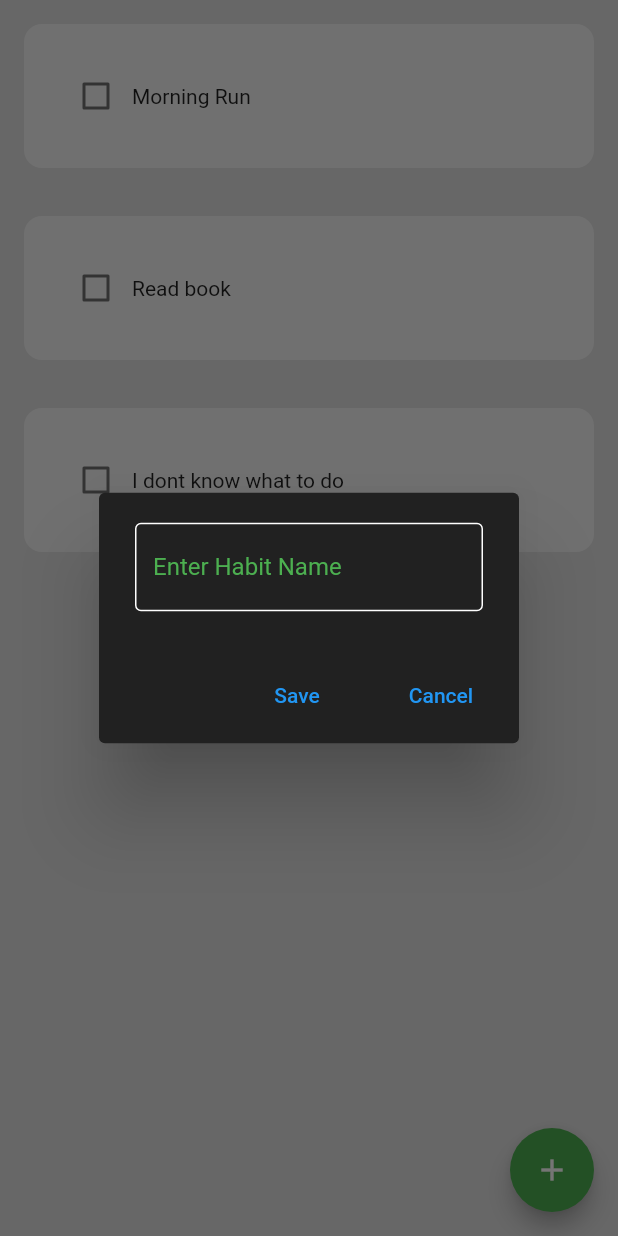
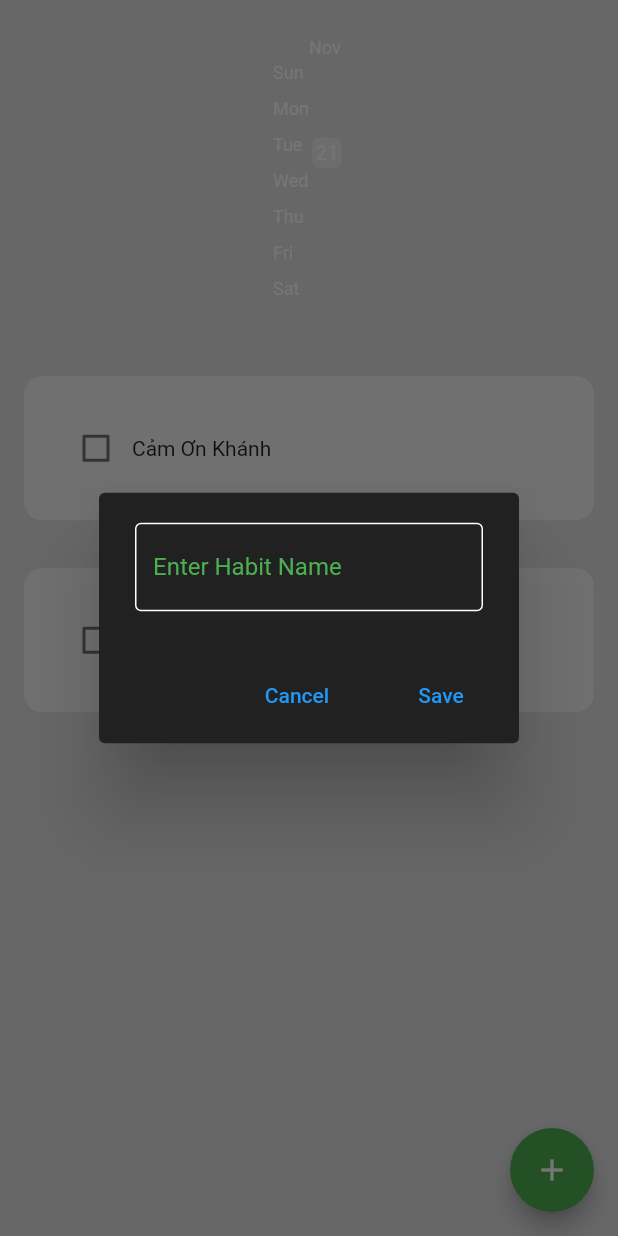
Before and after one commit to playmaker-1103/miniapp, a Flutter app: the screen it shows after launch, after a tap on the "add" icon, on a phone screen of 412 x 824 dp. Run offline on Flutter 3.47's test engine with Material 2 defaults, Android fonts, the phone set to English and light mode, and no system bars; drawn by our look-alikes of flutter_heatmap_calendar, flutter_slidable; our stand-ins replace google_fonts, hive_flutter, shared_preferences; accounts and stored records are empty.

Commit message:
almost finish

```diff
--- /dev/null
+++ b/habit_tracker/lib/components/month_summary.dart
@@ -0,0 +1,47 @@
+import 'package:flutter/material.dart';
+import 'package:flutter_heatmap_calendar/flutter_heatmap_calendar.dart';
+import 'package:habit_tracker/datetime/date_time.dart';
+
+class MonthlySummary extends StatelessWidget {
+  final Map<DateTime, int>? datasets;
+  final String startDate;
+  const MonthlySummary({
+    super.key,
+    required this.datasets,
+    required this.startDate,
+  });
+
+  @override
+  Widget build(BuildContext context) {
+    return Container(
+      padding: const EdgeInsets.only(top: 25, bottom: 25),
+      child: HeatMap(
+        startDate: createDateTimeObject(startDate),
+        endDate: DateTime.now().add(Duration(days: 0)),
+        datasets: datasets,
+        colorMode: ColorMode.color,
+        defaultColor: Colors.grey[200],
+        textColor: Colors.white,
+        showColorTip: false,
+        showText: true,
+        scrollable: true,
+        colorsets: {
+          1: Color.fromARGB(20, 2, 179, 8),
+          2: Color.fromARGB(40, 2, 179, 8),
+          3: Color.fromARGB(60, 2, 179, 8),
+          4: Color.fromARGB(80, 2, 179, 8),
+          5: Color.fromARGB(100, 2, 179, 8),
+          6: Color.fromARGB(120, 2, 179, 8),
+          7: Color.fromARGB(150, 2, 179, 8),
+          8: Color.fromARGB(180, 2, 179, 8),
+          9: Color.fromARGB(220, 2, 179, 8),
+          10: Color.fromARGB(255, 2, 179, 8),
+        },
+        onClick: (value) {
+          ScaffoldMessenger.of(context)
+              .showSnackBar(SnackBar(content: Text(value.toString())));
+        },
+      ),
+    );
+  }
+}
--- a/habit_tracker/lib/components/my_alert_box.dart
+++ b/habit_tracker/lib/components/my_alert_box.dart
@@ -33,16 +33,16 @@ class MyAlertBox extends StatelessWidget {
       ),
       actions: [
         MaterialButton(
-          onPressed: onSave,
+          onPressed: onCancel,
           child: Text(
-            "Save",
+            "Cancel",
             style: TextStyle(color: Colors.blue),
           ),
         ),
         MaterialButton(
-          onPressed: onCancel,
+          onPressed: onSave,
           child: Text(
-            "Cancel",
+            "Save",
             style: TextStyle(color: Colors.blue),
           ),
         ),
--- /dev/null
+++ b/habit_tracker/lib/data/habit_database.dart
@@ -0,0 +1,86 @@
+//reference our box
+import 'package:habit_tracker/datetime/date_time.dart';
+import 'package:hive_flutter/hive_flutter.dart';
+
+final _myBox = Hive.box("Habit_Database");
+
+class HabitDatabase {
+  List todaysHabitList = [];
+  Map<DateTime, int> heatMapDataSet = {};
+
+  //create initial default data
+  void createDefaultData() {
+    todaysHabitList = [
+      ["Cảm Ơn Khánh", false],
+      ["Vì Đã Làm Chuột Bạch Cho Đạt", false],
+    ];
+    _myBox.put("START_DATE", todaysDateFormatted());
+  }
+
+  //load data if it already exist
+  void loadData() {
+    //if it's a new day, get habit list from database
+    if (_myBox.get(todaysDateFormatted()) == null) {
+      todaysHabitList = _myBox.get("CURRENT_HABIT_LIST");
+      //set all habit completed to false
+      for (int i = 0; i < todaysHabitList.length; i++) {
+        todaysHabitList[i][1] = false;
+      }
+    }
+    //if it's not a new day, load todays list
+    else {
+      todaysHabitList = _myBox.get(todaysDateFormatted());
+    }
+  }
+
+  //update database
+  void updateDatabase() {
+    //update todays entry
+    _myBox.put(todaysDateFormatted(), todaysHabitList);
+    //update universal habit list in case it changed
+    _myBox.put("CURRENT_HABIT_LIST", todaysHabitList);
+
+    //calculate habit complete percentages for each day
+    calculatePercentages();
+    //load heat map
+    loadHeatMap();
+  }
+
+  void calculatePercentages() {
+    int countCompleted = 0;
+    for (int i = 0; i < todaysHabitList.length; i++) {
+      if (todaysHabitList[i][1] == true) {
+        countCompleted++;
+      }
+    }
+
+    String percent = todaysHabitList.isEmpty
+        ? '0.0'
+        : (countCompleted / todaysHabitList.length).toStringAsFixed(1);
+    _myBox.put("PERCENTAGE_SUMMARY_${todaysDateFormatted()}", percent);
+  }
+
+  void loadHeatMap() {
+    DateTime startDate = createDateTimeObject(_myBox.get("START_DATE"));
+    int daysInBetween = DateTime.now().difference(startDate).inDays;
+    for (int i = 0; i < daysInBetween + 1; i++) {
+      String yyyymmdd =
+          convertDateTimeToString(startDate.add(Duration(days: i)));
+
+      double strengthAsPercent = double.parse(
+        _myBox.get("PERCENTAGE_SUMMARY_$yyyymmdd") ?? "0.0",
+      );
+      int year = startDate.add(Duration(days: i)).year;
+
+      int month = startDate.add(Duration(days: i)).month;
+
+      int day = startDate.add(Duration(days: i)).day;
+
+      final percentForEachDay = <DateTime, int>{
+        DateTime(year, month, day): (10 * strengthAsPercent).toInt(),
+      };
+      heatMapDataSet.addEntries(percentForEachDay.entries);
+      print(heatMapDataSet);
+    }
+  }
+}
--- /dev/null
+++ b/habit_tracker/lib/datetime/date_time.dart
@@ -0,0 +1,45 @@
+String todaysDateFormatted() {
+  //today
+  var dateTimeObject = DateTime.now();
+
+  String year = dateTimeObject.year.toString();
+
+  String month = dateTimeObject.month.toString();
+
+  if (month.length == 1) {
+    month = '0$month';
+  }
+
+  String day = dateTimeObject.day.toString();
+  if (day.length == 1) {
+    day = '0$day';
+  }
+
+  String yyyymmdd = year + month + day;
+
+  return yyyymmdd;
+}
+
+DateTime createDateTimeObject(String yyyymmdd) {
+  int yyyy = int.parse(yyyymmdd.substring(0, 4));
+  int mm = int.parse(yyyymmdd.substring(4, 6));
+  int dd = int.parse(yyyymmdd.substring(6, 8));
+
+  DateTime dateTimeObject = DateTime(yyyy, mm, dd);
+  return dateTimeObject;
+}
+
+String convertDateTimeToString(DateTime dateTime) {
+  String year = dateTime.year.toString();
+  String month = dateTime.month.toString();
+  if (month.length == 1) {
+    month = '0$month';
+  }
+
+  String day = dateTime.day.toString();
+  if (day.length == 1) {
+    day = '0$day';
+  }
+  String yyyymmdd = year + month + day;
+  return yyyymmdd;
+}
--- a/habit_tracker/lib/main.dart
+++ b/habit_tracker/lib/main.dart
@@ -1,7 +1,13 @@
 import 'package:flutter/material.dart';
 import 'package:habit_tracker/pages/home_page.dart';
+import 'package:hive_flutter/hive_flutter.dart';
 
-void main() {
+void main() async {
+  //initialize hive
+  await Hive.initFlutter();
+
+  //open a box
+  await Hive.openBox("Habit_Database");
   runApp(const MyApp());
 }
 
--- a/habit_tracker/lib/pages/home_page.dart
+++ b/habit_tracker/lib/pages/home_page.dart
@@ -1,7 +1,10 @@
 import 'package:flutter/material.dart';
 import 'package:habit_tracker/components/habit_tile.dart';
+import 'package:habit_tracker/components/month_summary.dart';
 import 'package:habit_tracker/components/my_fab.dart';
 import 'package:habit_tracker/components/my_alert_box.dart';
+import 'package:habit_tracker/data/habit_database.dart';
+import 'package:hive_flutter/hive_flutter.dart';
 
 class HomePage extends StatefulWidget {
   const HomePage({super.key});
@@ -11,19 +14,33 @@ class HomePage extends StatefulWidget {
 }
 
 class _HomePageState extends State<HomePage> {
-  //data structure for todays list
-  List todaysHabitList = [
-    // [ habitName, habitCompleted]
-    ["Morning Run", false],
-    ["Read book", false],
-    ["I dont know what to do ", false],
-  ];
+  HabitDatabase db = HabitDatabase();
+  final _myBox = Hive.box("Habit_Database");
+
+  @override
+  void initState() {
+    //if there is no current habit, then it is the first time ever
+    //then create default data
+    if (_myBox.get("CURRENT_HABIT_LIST") == null) {
+      db.createDefaultData();
+    }
+
+    //this is not the first time(existing data)
+    else {
+      db.loadData();
+    }
+
+    //update the database
+    db.updateDatabase();
+    super.initState();
+  }
 
   //checkbox was tapped
   void checkBoxTapped(bool? value, int index) {
     setState(() {
-      todaysHabitList[index][1] = value;
+      db.todaysHabitList[index][1] = value;
     });
+    db.updateDatabase();
   }
 
   //create new habit
@@ -47,12 +64,14 @@ class _HomePageState extends State<HomePage> {
   void saveNewHabit() {
     //add new habit to todays habit list
     setState(() {
-      todaysHabitList.add([_newHabitNameController.text, false]);
+      db.todaysHabitList.add([_newHabitNameController.text, false]);
     });
     //clear text field
     _newHabitNameController.clear();
     //pop dialog box
     Navigator.of(context).pop();
+
+    db.updateDatabase();
   }
 
   //cancel new habit
@@ -69,7 +88,7 @@ class _HomePageState extends State<HomePage> {
         builder: (context) {
           return MyAlertBox(
             controller: _newHabitNameController,
-            hintText: todaysHabitList[index][0],
+            hintText: db.todaysHabitList[index][0],
             onSave: () => saveExistingHabit(index),
             onCancel: cancelDialogBox,
           );
@@ -79,17 +98,20 @@ class _HomePageState extends State<HomePage> {
   //save existing habit with a new name
   void saveExistingHabit(int index) {
     setState(() {
-      todaysHabitList[index][0] = _newHabitNameController.text;
+      db.todaysHabitList[index][0] = _newHabitNameController.text;
     });
     _newHabitNameController.clear();
     Navigator.pop(context);
+
+    db.updateDatabase();
   }
 
   //delete habit
   void deleteHabit(int index) {
     setState(() {
-      todaysHabitList.removeAt(index);
+      db.todaysHabitList.removeAt(index);
     });
+    db.updateDatabase();
   }
 
   @override
@@ -97,18 +119,28 @@ class _HomePageState extends State<HomePage> {
     return Scaffold(
         backgroundColor: Colors.grey[300],
         floatingActionButton: MyFloatingActionButton(onPressed: createNewHabit),
-      body: ListView.builder(
-        itemCount: todaysHabitList.length,
+        body: ListView(
+          children: [
+            //monthly summary heat map
+            MonthlySummary(
+                datasets: db.heatMapDataSet,
+                startDate: _myBox.get("START_DATE")),
+            //list of habit
+            ListView.builder(
+              shrinkWrap: true,
+              physics: const NeverScrollableScrollPhysics(),
+              itemCount: db.todaysHabitList.length,
               itemBuilder: (context, index) {
                 return HabitTile(
-            habitName: todaysHabitList[index][0],
-            habitCompleted: todaysHabitList[index][1],
+                  habitName: db.todaysHabitList[index][0],
+                  habitCompleted: db.todaysHabitList[index][1],
                   onChanged: (value) => checkBoxTapped(value, index),
                   settingsTapped: (context) => openHabitSettings(index),
                   deleteTapped: (context) => deleteHabit(index),
                 );
               },
             ),
-    );
+          ],
+        ));
   }
 }
--- a/habit_tracker/pubspec.yaml
+++ b/habit_tracker/pubspec.yaml
@@ -36,10 +36,15 @@ dependencies:
   # Use with the CupertinoIcons class for iOS style icons.
   cupertino_icons: ^1.0.2
   flutter_slidable: ^3.0.1
+  hive: ^2.2.3
+  hive_flutter: ^1.1.0
+  flutter_heatmap_calendar: ^1.0.5
 
 dev_dependencies:
   flutter_test:
     sdk: flutter
+  hive_generator: ^2.0.1
+  build_runner: ^2.4.6
 
   # The "flutter_lints" package below contains a set of recommended lints to
   # encourage good coding practices. The lint set provided by the package is
```
Also changed, not shown: habit_tracker/pubspec.lock, 1 other file. Lines whose indentation alone changed are shown as unchanged.
